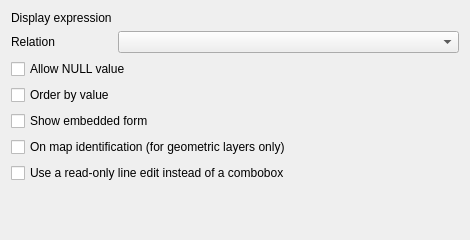
Old version of the form src/ui/editorwidgets/qgsrelationreferenceconfigdlgbase.ui in the repository carsmie/QGIS.
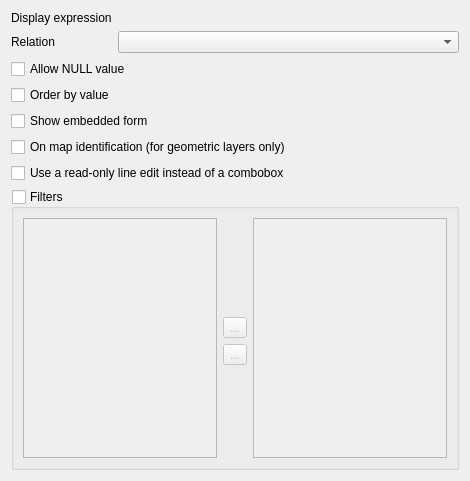
New version of the form. Icons and pictures are not drawn. Custom widgets are drawn as their Qt base class.

Commit message: Add "filter fields" configuraiton option to relation reference widget

```diff
--- a/src/ui/editorwidgets/qgsrelationreferenceconfigdlgbase.ui
+++ b/src/ui/editorwidgets/qgsrelationreferenceconfigdlgbase.ui
@@ -7,7 +7,7 @@
     <x>0</x>
     <y>0</y>
     <width>470</width>
-    <height>240</height>
+    <height>481</height>
    </rect>
   </property>
   <property name="windowTitle">
@@ -72,6 +72,75 @@
      </property>
     </widget>
    </item>
+   <item row="11" column="0" colspan="2">
+    <widget class="QgsCollapsibleGroupBox" name="mFilterGroupBox">
+     <property name="title">
+      <string>Filters</string>
+     </property>
+     <property name="checkable">
+      <bool>true</bool>
+     </property>
+     <property name="checked">
+      <bool>false</bool>
+     </property>
+     <layout class="QGridLayout" name="gridLayout">
+      <item row="4" column="1">
+       <spacer name="verticalSpacer_2">
+        <property name="orientation">
+         <enum>Qt::Vertical</enum>
+        </property>
+        <property name="sizeHint" stdset="0">
+         <size>
+          <width>20</width>
+          <height>40</height>
+         </size>
+        </property>
+       </spacer>
+      </item>
+      <item row="2" column="1">
+       <widget class="QToolButton" name="mAddFilterButton">
+        <property name="text">
+         <string>...</string>
+        </property>
+        <property name="icon">
+         <iconset resource="../../../images/images.qrc">
+          <normaloff>:/images/themes/default/mActionSignPlus.png</normaloff>:/images/themes/default/mActionSignPlus.png</iconset>
+        </property>
+       </widget>
+      </item>
+      <item row="3" column="1">
+       <widget class="QToolButton" name="mRemoveFilterButton">
+        <property name="text">
+         <string>...</string>
+        </property>
+        <property name="icon">
+         <iconset resource="../../../images/images.qrc">
+          <normaloff>:/images/themes/default/mActionSignMinus.png</normaloff>:/images/themes/default/mActionSignMinus.png</iconset>
+        </property>
+       </widget>
+      </item>
+      <item row="1" column="1">
+       <spacer name="verticalSpacer">
+        <property name="orientation">
+         <enum>Qt::Vertical</enum>
+        </property>
+        <property name="sizeHint" stdset="0">
+         <size>
+          <width>20</width>
+          <height>40</height>
+         </size>
+        </property>
+       </spacer>
+      </item>
+      <item row="1" column="2" rowspan="4">
+       <widget class="QListWidget" name="mFilterFieldsList"/>
+      </item>
+      <item row="1" column="0" rowspan="4">
+       <widget class="QListWidget" name="mAvailableFieldsList"/>
+      </item>
+     </layout>
+    </widget>
+   </item>
   </layout>
  </widget>
  <customwidgets>
@@ -81,6 +150,12 @@
    <header location="global">qgsfieldexpressionwidget.h</header>
    <container>1</container>
   </customwidget>
+  <customwidget>
+   <class>QgsCollapsibleGroupBox</class>
+   <extends>QGroupBox</extends>
+   <header>qgscollapsiblegroupbox.h</header>
+   <container>1</container>
+  </customwidget>
  </customwidgets>
  <resources/>
  <connections/>
```
Left out of the diff: 4 changed lines with no effect on the pictures. The commit also changes 3 other files.
